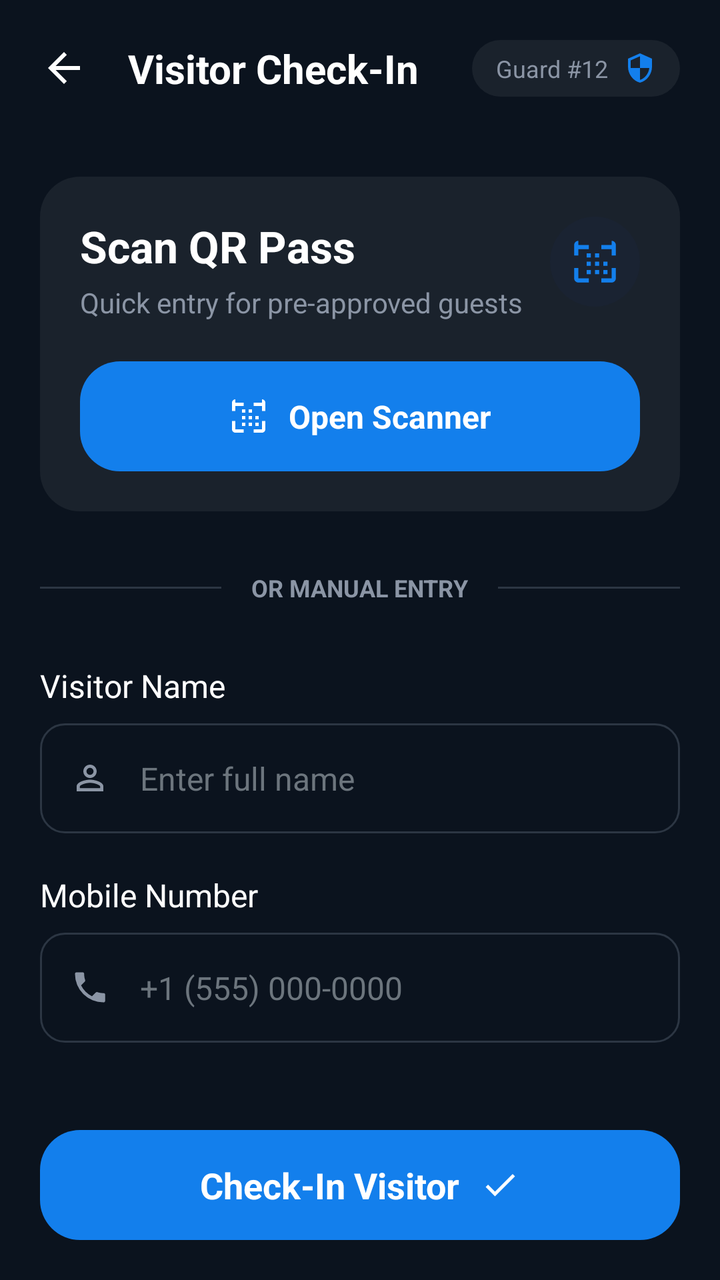
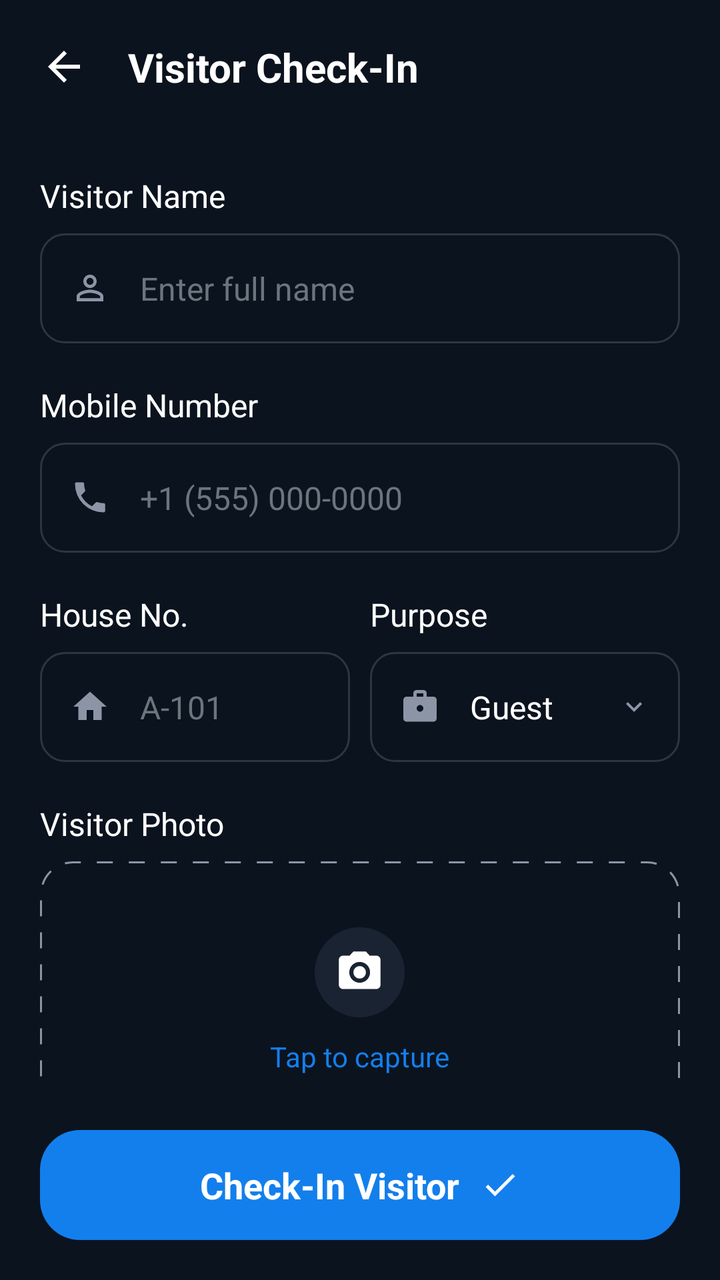

Two renders of the same Android screen: before a commit and after it. Below are the layout's source before the change and the commit's diff.
<!-- AndroidManifest.xml: application theme Theme.HouseVisitorManagementSystem -->
<!-- res/layout/activity_check_in.xml -->
<?xml version="1.0" encoding="utf-8"?>
<androidx.constraintlayout.widget.ConstraintLayout xmlns:android="http://schemas.android.com/apk/res/android"
    xmlns:app="http://schemas.android.com/apk/res-auto"
    xmlns:tools="http://schemas.android.com/tools"
    android:id="@+id/main"
    android:layout_width="match_parent"
    android:layout_height="match_parent"
    android:background="@color/dark_navy_bg"
    tools:context=".CheckInActivity">

    
    <RelativeLayout
        android:id="@+id/header"
        android:layout_width="match_parent"
        android:layout_height="wrap_content"
        android:padding="20dp"
        app:layout_constraintTop_toTopOf="parent">

        <ImageView
            android:id="@+id/btnBack"
            android:layout_width="24dp"
            android:layout_height="24dp"
            android:layout_centerVertical="true"
            android:src="@drawable/ic_arrow_back"
            app:tint="@color/white" />

        <TextView
            android:layout_width="wrap_content"
            android:layout_height="wrap_content"
            android:layout_centerVertical="true"
            android:layout_marginStart="20dp"
            android:layout_toEndOf="@id/btnBack"
            android:text="Visitor Check-In"
            android:textColor="@color/white"
            android:textSize="20sp"
            android:textStyle="bold" />

        <LinearLayout
            android:layout_width="wrap_content"
            android:layout_height="wrap_content"
            android:layout_alignParentEnd="true"
            android:layout_centerVertical="true"
            android:background="@drawable/bg_guard_badge"
            android:gravity="center_vertical"
            android:orientation="horizontal"
            android:paddingHorizontal="12dp"
            android:paddingVertical="6dp">

            <TextView
                android:layout_width="wrap_content"
                android:layout_height="wrap_content"
                android:text="Guard #12"
                android:textColor="@color/text_grey"
                android:textSize="12sp" />

            <ImageView
                android:layout_width="16dp"
                android:layout_height="16dp"
                android:layout_marginStart="8dp"
                android:src="@drawable/ic_security_shield"
                app:tint="@color/bright_azure_blue" />
        </LinearLayout>
    </RelativeLayout>

    <ScrollView
        android:layout_width="match_parent"
        android:layout_height="0dp"
        android:scrollbars="none"
        app:layout_constraintBottom_toTopOf="@id/btnCheckInLayout"
        app:layout_constraintTop_toBottomOf="@id/header">

        <LinearLayout
            android:layout_width="match_parent"
            android:layout_height="wrap_content"
            android:orientation="vertical"
            android:padding="20dp">

            
            <LinearLayout
                android:layout_width="match_parent"
                android:layout_height="wrap_content"
                android:background="@drawable/bg_card_rounded"
                android:orientation="vertical"
                android:padding="20dp">

                <RelativeLayout
                    android:layout_width="match_parent"
                    android:layout_height="wrap_content">

                    <LinearLayout
                        android:layout_width="wrap_content"
                        android:layout_height="wrap_content"
                        android:layout_alignParentStart="true"
                        android:orientation="vertical">

                        <TextView
                            android:layout_width="wrap_content"
                            android:layout_height="wrap_content"
                            android:text="Scan QR Pass"
                            android:textColor="@color/white"
                            android:textSize="22sp"
                            android:textStyle="bold" />

                        <TextView
                            android:layout_width="wrap_content"
                            android:layout_height="wrap_content"
                            android:layout_marginTop="4dp"
                            android:text="Quick entry for pre-approved guests"
                            android:textColor="@color/text_grey"
                            android:textSize="14sp" />
                    </LinearLayout>

                    <ImageView
                        android:layout_width="45dp"
                        android:layout_height="45dp"
                        android:layout_alignParentEnd="true"
                        android:background="@drawable/circle_dark_bg"
                        android:padding="10dp"
                        android:src="@drawable/ic_qr_code_scanner"
                        app:tint="@color/bright_azure_blue" />
                </RelativeLayout>

                <LinearLayout
                    android:id="@+id/btnOpenScanner"
                    android:layout_width="match_parent"
                    android:layout_height="55dp"
                    android:layout_marginTop="20dp"
                    android:background="@drawable/bg_qr_button"
                    android:gravity="center">

                    <ImageView
                        android:layout_width="20dp"
                        android:layout_height="20dp"
                        android:src="@drawable/ic_qr_code_scanner"
                        app:tint="@color/white" />

                    <TextView
                        android:layout_width="wrap_content"
                        android:layout_height="wrap_content"
                        android:layout_marginStart="10dp"
                        android:text="Open Scanner"
                        android:textColor="@color/white"
                        android:textSize="16sp"
                        android:textStyle="bold" />
                </LinearLayout>
            </LinearLayout>

            <LinearLayout
                android:layout_width="match_parent"
                android:layout_height="wrap_content"
                android:layout_marginVertical="30dp"
                android:gravity="center"
                android:orientation="horizontal">

                <View
                    android:layout_width="0dp"
                    android:layout_height="1dp"
                    android:layout_weight="1"
                    android:background="@color/slate_blue_gray" />

                <TextView
                    android:layout_width="wrap_content"
                    android:layout_height="wrap_content"
                    android:layout_marginHorizontal="15dp"
                    android:text="OR MANUAL ENTRY"
                    android:textColor="@color/text_grey"
                    android:textSize="12sp"
                    android:textStyle="bold" />

                <View
                    android:layout_width="0dp"
                    android:layout_height="1dp"
                    android:layout_weight="1"
                    android:background="@color/slate_blue_gray" />
            </LinearLayout>

            
            <TextView
                android:layout_width="wrap_content"
                android:layout_height="wrap_content"
                android:text="Visitor Name"
                android:textColor="@color/white"
                android:textSize="16sp" />

            <LinearLayout
                android:layout_width="match_parent"
                android:layout_height="55dp"
                android:layout_marginTop="8dp"
                android:layout_marginBottom="20dp"
                android:background="@drawable/bg_input_field"
                android:gravity="center_vertical"
                android:paddingHorizontal="15dp">

                <ImageView
                    android:layout_width="20dp"
                    android:layout_height="20dp"
                    android:src="@drawable/ic_person_outline"
                    app:tint="@color/text_grey" />

                <EditText
                    android:id="@+id/etVisitorName"
                    android:layout_width="match_parent"
                    android:layout_height="match_parent"
                    android:layout_marginStart="15dp"
                    android:background="@null"
                    android:hint="Enter full name"
                    android:textColor="@color/white"
                    android:textColorHint="@color/cool_gray"
                    android:textSize="16sp" />
            </LinearLayout>

            <TextView
                android:layout_width="wrap_content"
                android:layout_height="wrap_content"
                android:text="Mobile Number"
                android:textColor="@color/white"
                android:textSize="16sp" />

            <LinearLayout
                android:layout_width="match_parent"
                android:layout_height="55dp"
                android:layout_marginTop="8dp"
                android:layout_marginBottom="20dp"
                android:background="@drawable/bg_input_field"
                android:gravity="center_vertical"
                android:paddingHorizontal="15dp">

                <ImageView
                    android:layout_width="20dp"
                    android:layout_height="20dp"
                    android:src="@drawable/ic_phone"
                    app:tint="@color/text_grey" />

                <EditText
                    android:id="@+id/etMobileNumber"
                    android:layout_width="match_parent"
                    android:layout_height="match_parent"
                    android:layout_marginStart="15dp"
                    android:background="@null"
                    android:hint="+1 (555) 000-0000"
                    android:inputType="phone"
                    android:textColor="@color/white"
                    android:textColorHint="@color/cool_gray"
                    android:textSize="16sp" />
            </LinearLayout>

            <LinearLayout
                android:layout_width="match_parent"
                android:layout_height="wrap_content"
                android:layout_marginBottom="20dp"
                android:orientation="horizontal">

                <LinearLayout
                    android:layout_width="0dp"
                    android:layout_height="wrap_content"
                    android:layout_marginEnd="10dp"
                    android:layout_weight="1"
                    android:orientation="vertical">

                    <TextView
                        android:layout_width="wrap_content"
                        android:layout_height="wrap_content"
                        android:text="House No."
                        android:textColor="@color/white"
                        android:textSize="16sp" />

                    <LinearLayout
                        android:layout_width="match_parent"
                        android:layout_height="55dp"
                        android:layout_marginTop="8dp"
                        android:background="@drawable/bg_input_field"
                        android:gravity="center_vertical"
                        android:paddingHorizontal="15dp">

                        <ImageView
                            android:layout_width="20dp"
                            android:layout_height="20dp"
                            android:src="@drawable/ic_home_filled"
                            app:tint="@color/text_grey" />

                        <EditText
                            android:id="@+id/etHouseNo"
                            android:layout_width="match_parent"
                            android:layout_height="match_parent"
                            android:layout_marginStart="15dp"
                            android:background="@null"
                            android:hint="A-101"
                            android:textColor="@color/white"
                            android:textColorHint="@color/cool_gray"
                            android:textSize="16sp" />
                    </LinearLayout>
                </LinearLayout>

                <LinearLayout
                    android:layout_width="0dp"
                    android:layout_height="wrap_content"
                    android:layout_weight="1"
                    android:orientation="vertical">

                    <TextView
                        android:layout_width="wrap_content"
                        android:layout_height="wrap_content"
                        android:text="Purpose"
                        android:textColor="@color/white"
                        android:textSize="16sp" />

                    <LinearLayout
                        android:layout_width="match_parent"
                        android:layout_height="55dp"
                        android:layout_marginTop="8dp"
                        android:background="@drawable/bg_input_field"
                        android:gravity="center_vertical"
                        android:paddingHorizontal="15dp">

                        <ImageView
                            android:layout_width="20dp"
                            android:layout_height="20dp"
                            android:src="@drawable/ic_briefcase"
                            app:tint="@color/text_grey" />

                        <TextView
                            android:id="@+id/tvPurpose"
                            android:layout_width="0dp"
                            android:layout_height="match_parent"
                            android:layout_marginStart="15dp"
                            android:layout_weight="1"
                            android:gravity="center_vertical"
                            android:text="Guest"
                            android:textColor="@color/white"
                            android:textSize="16sp" />

                        <ImageView
                            android:layout_width="16dp"
                            android:layout_height="16dp"
                            android:src="@drawable/ic_chevron_down"
                            app:tint="@color/text_grey" />
                    </LinearLayout>
                </LinearLayout>
            </LinearLayout>

            <TextView
                android:layout_width="wrap_content"
                android:layout_height="wrap_content"
                android:text="Visitor Photo"
                android:textColor="@color/white"
                android:textSize="16sp" />

            <LinearLayout
                android:id="@+id/btnCapturePhoto"
                android:layout_width="match_parent"
                android:layout_height="140dp"
                android:layout_marginTop="8dp"
                android:layout_marginBottom="20dp"
                android:background="@drawable/bg_dotted_border"
                android:gravity="center"
                android:orientation="vertical">

                <ImageView
                    android:id="@+id/ivCapturedPhoto"
                    android:layout_width="match_parent"
                    android:layout_height="match_parent"
                    android:scaleType="centerCrop"
                    android:visibility="gone" />

                <LinearLayout
                    android:id="@+id/captureContent"
                    android:layout_width="wrap_content"
                    android:layout_height="wrap_content"
                    android:gravity="center"
                    android:orientation="vertical">

                    <ImageView
                        android:layout_width="45dp"
                        android:layout_height="45dp"
                        android:background="@drawable/circle_dark_bg"
                        android:padding="10dp"
                        android:src="@drawable/ic_camera"
                        app:tint="@color/white" />

                    <TextView
                        android:layout_width="wrap_content"
                        android:layout_height="wrap_content"
                        android:layout_marginTop="10dp"
                        android:text="Tap to capture"
                        android:textColor="@color/bright_azure_blue"
                        android:textSize="14sp" />
                </LinearLayout>
            </LinearLayout>

        </LinearLayout>
    </ScrollView>

    <FrameLayout
        android:id="@+id/btnCheckInLayout"
        android:layout_width="match_parent"
        android:layout_height="wrap_content"
        android:padding="20dp"
        app:layout_constraintBottom_toBottomOf="parent">

        <LinearLayout
            android:id="@+id/btnCheckInVisitor"
            android:layout_width="match_parent"
            android:layout_height="55dp"
            android:background="@drawable/bg_qr_button"
            android:gravity="center">

            <TextView
                android:layout_width="wrap_content"
                android:layout_height="wrap_content"
                android:text="Check-In Visitor"
                android:textColor="@color/white"
                android:textSize="18sp"
                android:textStyle="bold" />

            <ImageView
                android:layout_width="20dp"
                android:layout_height="20dp"
                android:layout_marginStart="10dp"
                android:src="@drawable/ic_check"
                app:tint="@color/white" />
        </LinearLayout>
    </FrameLayout>

</androidx.constraintlayout.widget.ConstraintLayout>
<!-- resources referenced by this layout -->
<resources>
  <color name="bright_azure_blue">#137fec</color>
  <color name="cool_gray">#6C757D</color>
  <color name="dark_navy_bg">#0B131E</color>
  <color name="slate_blue_gray">#2C3643</color>
  <color name="text_grey">#8B95A5</color>
  <color name="white">#FFFFFF</color>
  <!-- drawable bg_card_rounded (drawable) -->
  <?xml version="1.0" encoding="utf-8"?>
  <shape xmlns:android="http://schemas.android.com/apk/res/android">
      <solid android:color="@color/card_dark_bg" />
      <corners android:radius="20dp" />
  </shape>
  <!-- drawable bg_dotted_border (drawable) -->
  <?xml version="1.0" encoding="utf-8"?>
  <shape xmlns:android="http://schemas.android.com/apk/res/android">
      <stroke
          android:width="1dp"
          android:color="@color/text_grey"
          android:dashWidth="8dp"
          android:dashGap="8dp" />
      <corners android:radius="16dp" />
  </shape>
  <!-- drawable bg_guard_badge (drawable) -->
  <?xml version="1.0" encoding="utf-8"?>
  <shape xmlns:android="http://schemas.android.com/apk/res/android">
      <solid android:color="#1A222C" />
      <corners android:radius="20dp" />
  </shape>
  <!-- drawable bg_input_field (drawable) -->
  <?xml version="1.0" encoding="utf-8"?>
  <shape xmlns:android="http://schemas.android.com/apk/res/android">
      <solid android:color="@color/dark_navy_bg" />
      <stroke android:width="1dp" android:color="@color/slate_blue_gray" />
      <corners android:radius="12dp" />
  </shape>
  <!-- drawable bg_qr_button (drawable) -->
  <?xml version="1.0" encoding="utf-8"?>
  <shape xmlns:android="http://schemas.android.com/apk/res/android">
      <solid android:color="@color/bright_azure_blue" />
      <corners android:radius="20dp" />
  </shape>
  <!-- drawable circle_dark_bg (drawable) -->
  <?xml version="1.0" encoding="utf-8"?>
  <shape xmlns:android="http://schemas.android.com/apk/res/android"
      android:shape="oval">
      <solid android:color="#1A2332" />
  </shape>
  <!-- drawable ic_check (drawable) -->
  <vector xmlns:android="http://schemas.android.com/apk/res/android"
      android:width="24dp"
      android:height="24dp"
      android:viewportWidth="24"
      android:viewportHeight="24">
      <path
          android:fillColor="#FFFFFF"
          android:pathData="M9,16.17L4.83,12l-1.42,1.41L9,19 21,7l-1.41,-1.41z" />
  </vector>
  <!-- drawable ic_home_filled (drawable) -->
  <vector xmlns:android="http://schemas.android.com/apk/res/android"
      android:width="24dp"
      android:height="24dp"
      android:viewportWidth="24"
      android:viewportHeight="24">
      <path
          android:fillColor="#FFFFFF"
          android:pathData="M10,20v-6h4v6h5v-8h3L12,3 2,12h3v8z" />
  </vector>
  <!-- drawable ic_qr_code_scanner (drawable) -->
  <vector xmlns:android="http://schemas.android.com/apk/res/android"
      android:width="24dp"
      android:height="24dp"
      android:viewportWidth="24"
      android:viewportHeight="24">
      <path
          android:fillColor="#FFFFFF"
          android:pathData="M4,4h5v2H4v3H2V4C2,2.9 2.9,2 4,2z M20,4h-5v2h5v3h2V4C22,2.9 21.1,2 20,2z M4,20h5v2H4c-1.1,0 -2,-0.9 -2,-2v-5h2V20z M20,20h-5v2h5c1.1,0 2,-0.9 2,-2v-5h-2V20z M12,12h2v2h-2V12z M12,8h2v2h-2V8z M8,12h2v2H8V12z M8,8h2v2H8V8z M16,12h2v2h-2V12z M16,16h2v2h-2V16z M12,16h2v2h-2V16z M8,16h2v2H8V16z" />
  </vector>
  <!-- drawable ic_security_shield (drawable) -->
  <vector xmlns:android="http://schemas.android.com/apk/res/android"
      android:width="24dp"
      android:height="24dp"
      android:viewportWidth="24"
      android:viewportHeight="24">
      <path
          android:fillColor="#FFFFFF"
          android:pathData="M12,1L3,5v6c0,5.55 3.84,10.74 9,12 5.16,-1.26 9,-6.45 9,-12V5l-9,-4zM12,11.99h7c-0.53,4.12 -3.28,7.79 -7,8.94V12H5V6.3l7,-3.11v8.8z" />
  </vector>
  <style name="Theme.HouseVisitorManagementSystem" parent="Base.Theme.HouseVisitorManagementSystem" />
  <color name="card_dark_bg">#1A222C</color>
  <style name="Base.Theme.HouseVisitorManagementSystem" parent="Theme.Material3.DayNight.NoActionBar">
          
          
      </style>
  <!-- unchanged entries left out for length: 6 -->
</resources>

<!-- the commit's change to res/layout/activity_check_in.xml (unified diff, before → after) -->
@@ -35,31 +35,6 @@
             android:textSize="20sp"
             android:textStyle="bold" />
 
-        <LinearLayout
-            android:layout_width="wrap_content"
-            android:layout_height="wrap_content"
-            android:layout_alignParentEnd="true"
-            android:layout_centerVertical="true"
-            android:background="@drawable/bg_guard_badge"
-            android:gravity="center_vertical"
-            android:orientation="horizontal"
-            android:paddingHorizontal="12dp"
-            android:paddingVertical="6dp">
-
-            <TextView
-                android:layout_width="wrap_content"
-                android:layout_height="wrap_content"
-                android:text="Guard #12"
-                android:textColor="@color/text_grey"
-                android:textSize="12sp" />
-
-            <ImageView
-                android:layout_width="16dp"
-                android:layout_height="16dp"
-                android:layout_marginStart="8dp"
-                android:src="@drawable/ic_security_shield"
-                app:tint="@color/bright_azure_blue" />
-        </LinearLayout>
     </RelativeLayout>
 
     <ScrollView
@@ -75,106 +50,6 @@
             android:orientation="vertical"
             android:padding="20dp">
 
-            
-            <LinearLayout
-                android:layout_width="match_parent"
-                android:layout_height="wrap_content"
-                android:background="@drawable/bg_card_rounded"
-                android:orientation="vertical"
-                android:padding="20dp">
-
-                <RelativeLayout
-                    android:layout_width="match_parent"
-                    android:layout_height="wrap_content">
-
-                    <LinearLayout
-                        android:layout_width="wrap_content"
-                        android:layout_height="wrap_content"
-                        android:layout_alignParentStart="true"
-                        android:orientation="vertical">
-
-                        <TextView
-                            android:layout_width="wrap_content"
-                            android:layout_height="wrap_content"
-                            android:text="Scan QR Pass"
-                            android:textColor="@color/white"
-                            android:textSize="22sp"
-                            android:textStyle="bold" />
-
-                        <TextView
-                            android:layout_width="wrap_content"
-                            android:layout_height="wrap_content"
-                            android:layout_marginTop="4dp"
-                            android:text="Quick entry for pre-approved guests"
-                            android:textColor="@color/text_grey"
-                            android:textSize="14sp" />
-                    </LinearLayout>
-
-                    <ImageView
-                        android:layout_width="45dp"
-                        android:layout_height="45dp"
-                        android:layout_alignParentEnd="true"
-                        android:background="@drawable/circle_dark_bg"
-                        android:padding="10dp"
-                        android:src="@drawable/ic_qr_code_scanner"
-                        app:tint="@color/bright_azure_blue" />
-                </RelativeLayout>
-
-                <LinearLayout
-                    android:id="@+id/btnOpenScanner"
-                    android:layout_width="match_parent"
-                    android:layout_height="55dp"
-                    android:layout_marginTop="20dp"
-                    android:background="@drawable/bg_qr_button"
-                    android:gravity="center">
-
-                    <ImageView
-                        android:layout_width="20dp"
-                        android:layout_height="20dp"
-                        android:src="@drawable/ic_qr_code_scanner"
-                        app:tint="@color/white" />
-
-                    <TextView
-                        android:layout_width="wrap_content"
-                        android:layout_height="wrap_content"
-                        android:layout_marginStart="10dp"
-                        android:text="Open Scanner"
-                        android:textColor="@color/white"
-                        android:textSize="16sp"
-                        android:textStyle="bold" />
-                </LinearLayout>
-            </LinearLayout>
-
-            <LinearLayout
-                android:layout_width="match_parent"
-                android:layout_height="wrap_content"
-                android:layout_marginVertical="30dp"
-                android:gravity="center"
-                android:orientation="horizontal">
-
-                <View
-                    android:layout_width="0dp"
-                    android:layout_height="1dp"
-                    android:layout_weight="1"
-                    android:background="@color/slate_blue_gray" />
-
-                <TextView
-                    android:layout_width="wrap_content"
-                    android:layout_height="wrap_content"
-                    android:layout_marginHorizontal="15dp"
-                    android:text="OR MANUAL ENTRY"
-                    android:textColor="@color/text_grey"
-                    android:textSize="12sp"
-                    android:textStyle="bold" />
-
-                <View
-                    android:layout_width="0dp"
-                    android:layout_height="1dp"
-                    android:layout_weight="1"
-                    android:background="@color/slate_blue_gray" />
-            </LinearLayout>
-
-            
             <TextView
                 android:layout_width="wrap_content"
                 android:layout_height="wrap_content"
<!-- resource entries referenced after the edit -->
@@ -6,12 +6,6 @@
   <color name="slate_blue_gray">#2C3643</color>
   <color name="text_grey">#8B95A5</color>
   <color name="white">#FFFFFF</color>
-  <!-- drawable bg_card_rounded (drawable) -->
-  <?xml version="1.0" encoding="utf-8"?>
-  <shape xmlns:android="http://schemas.android.com/apk/res/android">
-      <solid android:color="@color/card_dark_bg" />
-      <corners android:radius="20dp" />
-  </shape>
   <!-- drawable bg_dotted_border (drawable) -->
   <?xml version="1.0" encoding="utf-8"?>
   <shape xmlns:android="http://schemas.android.com/apk/res/android">
@@ -21,12 +15,6 @@
           android:dashWidth="8dp"
           android:dashGap="8dp" />
       <corners android:radius="16dp" />
-  </shape>
-  <!-- drawable bg_guard_badge (drawable) -->
-  <?xml version="1.0" encoding="utf-8"?>
-  <shape xmlns:android="http://schemas.android.com/apk/res/android">
-      <solid android:color="#1A222C" />
-      <corners android:radius="20dp" />
   </shape>
   <!-- drawable bg_input_field (drawable) -->
   <?xml version="1.0" encoding="utf-8"?>
@@ -67,28 +55,7 @@
           android:fillColor="#FFFFFF"
           android:pathData="M10,20v-6h4v6h5v-8h3L12,3 2,12h3v8z" />
   </vector>
-  <!-- drawable ic_qr_code_scanner (drawable) -->
-  <vector xmlns:android="http://schemas.android.com/apk/res/android"
-      android:width="24dp"
-      android:height="24dp"
-      android:viewportWidth="24"
-      android:viewportHeight="24">
-      <path
-          android:fillColor="#FFFFFF"
-          android:pathData="M4,4h5v2H4v3H2V4C2,2.9 2.9,2 4,2z M20,4h-5v2h5v3h2V4C22,2.9 21.1,2 20,2z M4,20h5v2H4c-1.1,0 -2,-0.9 -2,-2v-5h2V20z M20,20h-5v2h5c1.1,0 2,-0.9 2,-2v-5h-2V20z M12,12h2v2h-2V12z M12,8h2v2h-2V8z M8,12h2v2H8V12z M8,8h2v2H8V8z M16,12h2v2h-2V12z M16,16h2v2h-2V16z M12,16h2v2h-2V16z M8,16h2v2H8V16z" />
-  </vector>
-  <!-- drawable ic_security_shield (drawable) -->
-  <vector xmlns:android="http://schemas.android.com/apk/res/android"
-      android:width="24dp"
-      android:height="24dp"
-      android:viewportWidth="24"
-      android:viewportHeight="24">
-      <path
-          android:fillColor="#FFFFFF"
-          android:pathData="M12,1L3,5v6c0,5.55 3.84,10.74 9,12 5.16,-1.26 9,-6.45 9,-12V5l-9,-4zM12,11.99h7c-0.53,4.12 -3.28,7.79 -7,8.94V12H5V6.3l7,-3.11v8.8z" />
-  </vector>
   <style name="Theme.HouseVisitorManagementSystem" parent="Base.Theme.HouseVisitorManagementSystem" />
-  <color name="card_dark_bg">#1A222C</color>
   <style name="Base.Theme.HouseVisitorManagementSystem" parent="Theme.Material3.DayNight.NoActionBar">
           
           
